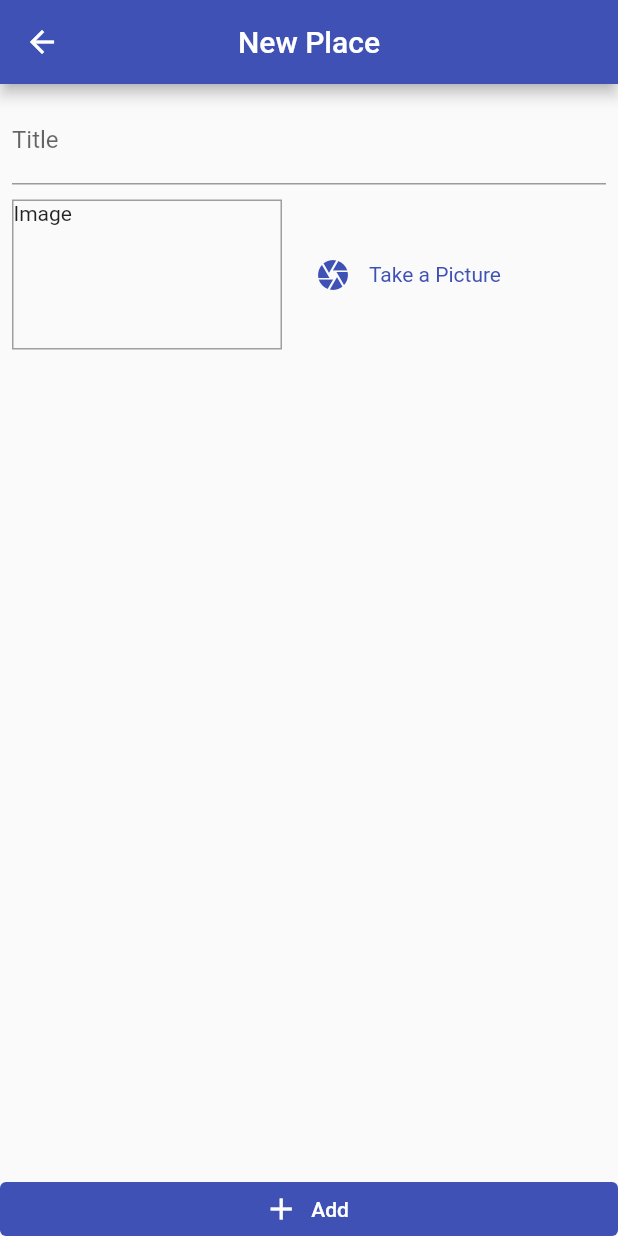
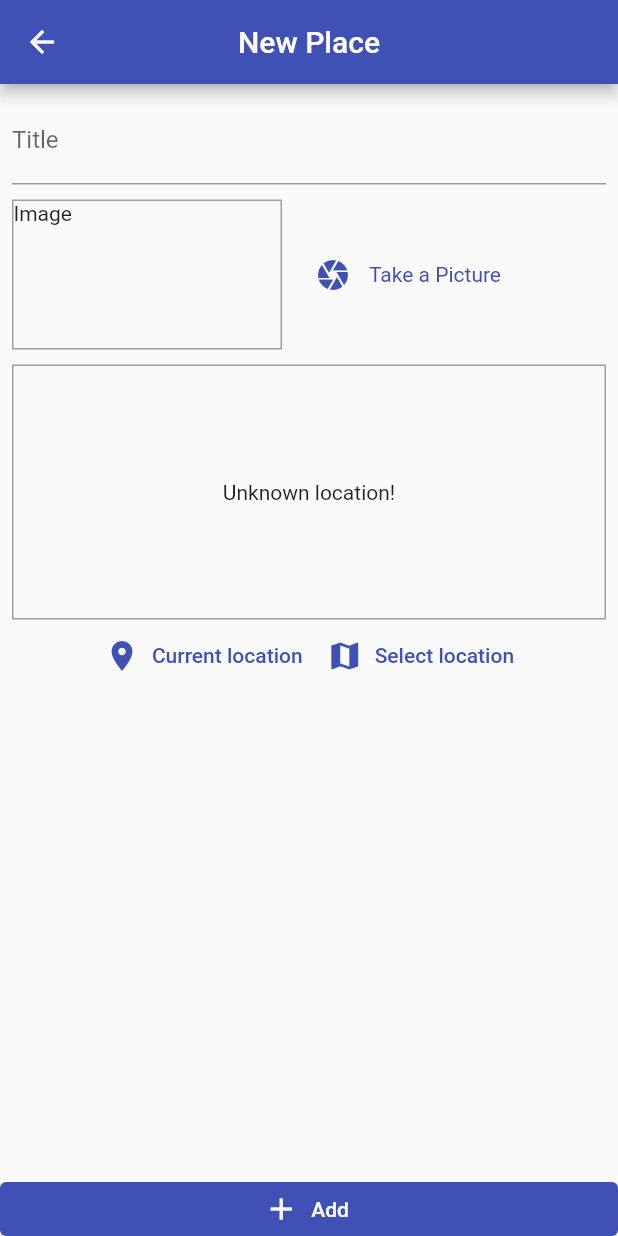
Before and after one commit to rudsonalves/my_travels, a Flutter app: the PlaceFormScreen screen opened by its route, on a phone screen of 412 x 824 dp. Run offline on Flutter 3.47's test engine with Material 2 defaults, Android fonts, the phone set to English and light mode, and no system bars; our stand-ins replace image_picker, location, sqflite; accounts and stored records are empty.

Commit message:
done (#3)

```diff
--- a/lib/screens/place_form_screen.dart
+++ b/lib/screens/place_form_screen.dart
@@ -2,6 +2,7 @@
 
 import 'package:flutter/material.dart';
 import 'package:my_travels/providers/great_places.dart';
+import 'package:my_travels/widgets/location_input.dart';
 import 'package:provider/provider.dart';
 
 import '../widgets/image_input.dart';
@@ -58,6 +59,8 @@
                     ),
                     const SizedBox(height: 10),
                     ImageInput(_selectImage),
+                    const SizedBox(height: 10),
+                    const LocationInput(),
                   ],
                 ),
               ),
--- /dev/null
+++ b/lib/utils/location_util.dart
@@ -0,0 +1,13 @@
+const googleApiKey = 'AIzaSyCdmbRTLo-BC051SMHhOtzd0RVFkPyECdk';
+
+class LocationUtil {
+  static String generateLocationPreviewImage({
+    required double latitude,
+    required double longitude,
+  }) {
+    return 'https://maps.googleapis.com/maps/api/staticmap?'
+        'center=$latitude,$longitude&zoom=13&size=600x300&maptype=roadmap'
+        '&markers=color:blue%7Clabel:A%7C$latitude,$longitude'
+        '&key=$googleApiKey';
+  }
+}
--- /dev/null
+++ b/lib/widgets/location_input.dart
@@ -0,0 +1,91 @@
+import 'package:flutter/material.dart';
+import 'package:location/location.dart';
+import 'package:my_travels/utils/location_util.dart';
+
+class LocationInput extends StatefulWidget {
+  const LocationInput({super.key});
+
+  @override
+  State<LocationInput> createState() => _LocationInputState();
+}
+
+class _LocationInputState extends State<LocationInput> {
+  String? _previewImageUrl;
+
+  Future<void> _getCurrentUserLocation() async {
+    await _checkLocationPermissions();
+
+    final LocationData locData = await Location().getLocation();
+
+    final String staticMapImageUrl = LocationUtil.generateLocationPreviewImage(
+      latitude: locData.latitude!,
+      longitude: locData.longitude!,
+    );
+
+    setState(() {
+      _previewImageUrl = staticMapImageUrl;
+    });
+  }
+
+  Future<bool> _checkLocationPermissions() async {
+    Location location = Location();
+
+    bool serviceEnabled = await location.serviceEnabled();
+    if (!serviceEnabled) {
+      serviceEnabled = await location.requestService();
+      if (!serviceEnabled) {
+        return false;
+      }
+    }
+
+    PermissionStatus permissionGranted = await location.hasPermission();
+    if (permissionGranted == PermissionStatus.denied) {
+      permissionGranted = await location.requestPermission();
+      if (permissionGranted != PermissionStatus.granted) {
+        return false;
+      }
+    }
+    return true;
+  }
+
+  @override
+  Widget build(BuildContext context) {
+    return Column(
+      children: [
+        Container(
+          height: 170,
+          width: double.infinity,
+          alignment: Alignment.center,
+          decoration: BoxDecoration(
+            border: Border.all(
+              width: 1,
+              color: Colors.grey,
+            ),
+          ),
+          child: _previewImageUrl == null
+              ? const Text('Unknown location!')
+              : Image.network(
+                  _previewImageUrl!,
+                  fit: BoxFit.cover,
+                  width: double.infinity,
+                ),
+        ),
+        Row(
+          mainAxisAlignment: MainAxisAlignment.center,
+          children: [
+            TextButton.icon(
+              icon: const Icon(Icons.location_on),
+              label: const Text('Current location'),
+              onPressed: _getCurrentUserLocation,
+            ),
+            TextButton.icon(
+              icon: const Icon(Icons.map),
+              label: const Text('Select location'),
+              onPressed: () {},
+            ),
+          ],
+        )
+      ],
+    );
+  }
+}
--- a/pubspec.yaml
+++ b/pubspec.yaml
@@ -40,6 +40,8 @@
   path_provider: ^2.0.14
   path: ^1.8.2
   sqflite: ^2.2.6
+  location: ^4.4.0
+  google_maps_flutter: ^2.2.5
 
 dev_dependencies:
   flutter_test:
```
Also changed, not shown: pubspec.lock, 4 other files.
